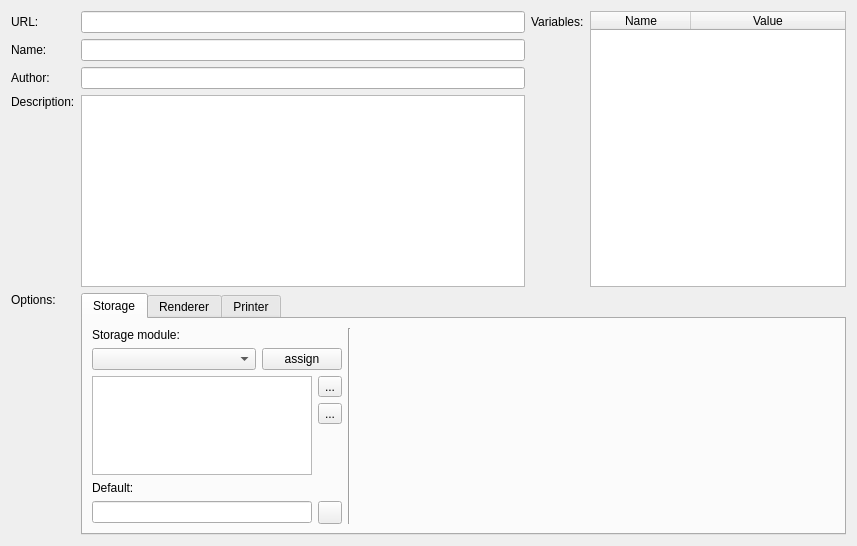
This is src/plugins/standard/designer_plugins/report_editor/reportproperties.ui in navrocky/CuteReport as Qt 5 draws it before an edit. The edited form follows.
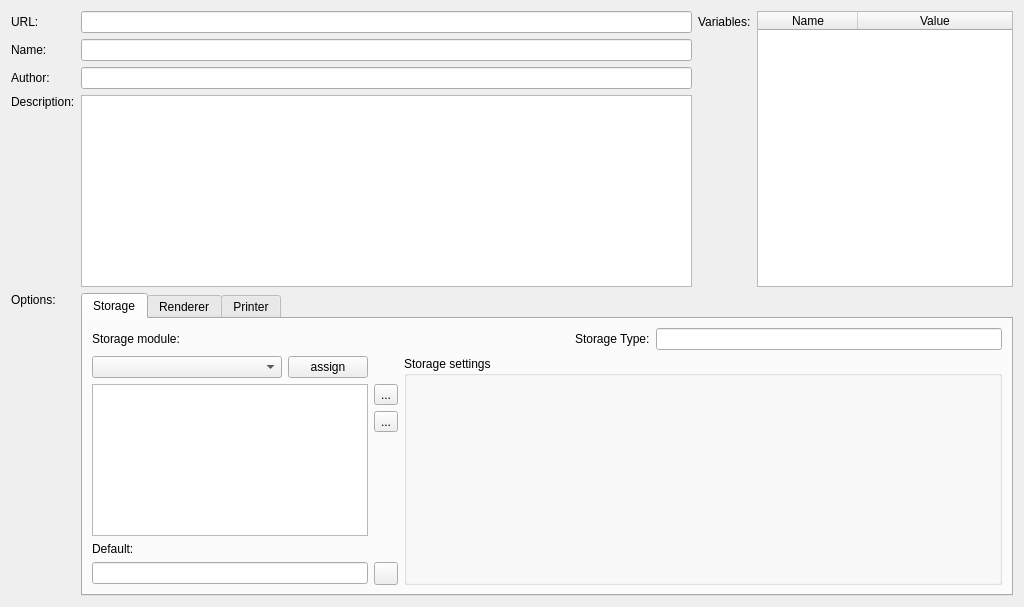
This is the edited form. Icons and pictures are not drawn.

What changed in the file:
```diff
--- a/src/plugins/standard/designer_plugins/report_editor/reportproperties.ui
+++ b/src/plugins/standard/designer_plugins/report_editor/reportproperties.ui
@@ -6,8 +6,8 @@
    <rect>
     <x>0</x>
     <y>0</y>
-    <width>857</width>
-    <height>546</height>
+    <width>1024</width>
+    <height>607</height>
    </rect>
   </property>
   <property name="windowTitle">
@@ -110,8 +110,58 @@
       <attribute name="title">
        <string>Storage</string>
       </attribute>
-      <layout class="QHBoxLayout" name="horizontalLayout">
-       <item>
+      <layout class="QGridLayout" name="gridLayout_8">
+       <item row="0" column="0" colspan="2">
+        <layout class="QHBoxLayout" name="horizontalLayout">
+         <item>
+          <widget class="QLabel" name="labelRendering_2">
+           <property name="sizePolicy">
+            <sizepolicy hsizetype="Maximum" vsizetype="Maximum">
+             <horstretch>0</horstretch>
+             <verstretch>0</verstretch>
+            </sizepolicy>
+           </property>
+           <property name="minimumSize">
+            <size>
+             <width>130</width>
+             <height>0</height>
+            </size>
+           </property>
+           <property name="text">
+            <string>Storage module:</string>
+           </property>
+          </widget>
+         </item>
+         <item>
+          <spacer name="horizontalSpacer_3">
+           <property name="orientation">
+            <enum>Qt::Horizontal</enum>
+           </property>
+           <property name="sizeHint" stdset="0">
+            <size>
+             <width>298</width>
+             <height>20</height>
+            </size>
+           </property>
+          </spacer>
+         </item>
+         <item>
+          <widget class="QLabel" name="label_10">
+           <property name="text">
+            <string>Storage Type:</string>
+           </property>
+          </widget>
+         </item>
+         <item>
+          <widget class="QLineEdit" name="storageType">
+           <property name="readOnly">
+            <bool>true</bool>
+           </property>
+          </widget>
+         </item>
+        </layout>
+       </item>
+       <item row="1" column="0">
         <widget class="QWidget" name="widget" native="true">
          <property name="sizePolicy">
           <sizepolicy hsizetype="Maximum" vsizetype="Preferred">
@@ -119,18 +169,6 @@
            <verstretch>0</verstretch>
           </sizepolicy>
          </property>
-         <property name="minimumSize">
-          <size>
-           <width>250</width>
-           <height>0</height>
-          </size>
-         </property>
-         <property name="maximumSize">
-          <size>
-           <width>250</width>
-           <height>16777215</height>
-          </size>
-         </property>
          <layout class="QGridLayout" name="gridLayout_4">
           <property name="leftMargin">
            <number>0</number>
@@ -144,20 +182,39 @@
           <property name="bottomMargin">
            <number>0</number>
           </property>
-          <item row="5" column="3" rowspan="2">
-           <spacer name="verticalSpacer_3">
-            <property name="orientation">
-             <enum>Qt::Vertical</enum>
+          <item row="0" column="0">
+           <widget class="QComboBox" name="storageModules">
+            <property name="sizePolicy">
+             <sizepolicy hsizetype="Preferred" vsizetype="Fixed">
+              <horstretch>0</horstretch>
+              <verstretch>0</verstretch>
+             </sizepolicy>
             </property>
-            <property name="sizeHint" stdset="0">
+            <property name="minimumSize">
              <size>
-              <width>20</width>
-              <height>40</height>
+              <width>190</width>
+              <height>0</height>
              </size>
             </property>
-           </spacer>
+            <property name="sizeAdjustPolicy">
+             <enum>QComboBox::AdjustToContents</enum>
+            </property>
+           </widget>
           </item>
-          <item row="3" column="0" rowspan="3" colspan="3">
+          <item row="0" column="1">
+           <widget class="QPushButton" name="assignStorage">
+            <property name="sizePolicy">
+             <sizepolicy hsizetype="Maximum" vsizetype="Fixed">
+              <horstretch>0</horstretch>
+              <verstretch>0</verstretch>
+             </sizepolicy>
+            </property>
+            <property name="text">
+             <string>assign</string>
+            </property>
+           </widget>
+          </item>
+          <item row="1" column="0" rowspan="3" colspan="2">
            <widget class="QTreeWidget" name="storageList">
             <property name="sizePolicy">
              <sizepolicy hsizetype="Preferred" vsizetype="Preferred">
@@ -184,20 +241,18 @@
             </column>
            </widget>
           </item>
-          <item row="6" column="0">
-           <widget class="QLabel" name="label_4">
-            <property name="sizePolicy">
-             <sizepolicy hsizetype="Preferred" vsizetype="Maximum">
-              <horstretch>0</horstretch>
-              <verstretch>0</verstretch>
-             </sizepolicy>
-            </property>
+          <item row="1" column="2">
+           <widget class="QToolButton" name="bDefaultStorage">
             <property name="text">
-             <string>Default:</string>
+             <string>...</string>
+            </property>
+            <property name="icon">
+             <iconset resource="../script_editor/script_editor.qrc">
+              <normaloff>:/images/validate.png</normaloff>:/images/validate.png</iconset>
             </property>
            </widget>
           </item>
-          <item row="4" column="3">
+          <item row="2" column="2">
            <widget class="QToolButton" name="bDeleteStorage">
             <property name="text">
              <string>...</string>
@@ -208,37 +263,33 @@
             </property>
            </widget>
           </item>
-          <item row="0" column="0">
-           <widget class="QLabel" name="labelRendering_2">
+          <item row="3" column="2" rowspan="2">
+           <spacer name="verticalSpacer_3">
+            <property name="orientation">
+             <enum>Qt::Vertical</enum>
+            </property>
+            <property name="sizeHint" stdset="0">
+             <size>
+              <width>20</width>
+              <height>107</height>
+             </size>
+            </property>
+           </spacer>
+          </item>
+          <item row="4" column="0">
+           <widget class="QLabel" name="label_4">
             <property name="sizePolicy">
-             <sizepolicy hsizetype="Maximum" vsizetype="Maximum">
+             <sizepolicy hsizetype="Preferred" vsizetype="Maximum">
               <horstretch>0</horstretch>
               <verstretch>0</verstretch>
              </sizepolicy>
             </property>
-            <property name="minimumSize">
-             <size>
-              <width>130</width>
-              <height>0</height>
-             </size>
-            </property>
             <property name="text">
-             <string>Storage module:</string>
+             <string>Default:</string>
             </property>
            </widget>
           </item>
-          <item row="3" column="3">
-           <widget class="QToolButton" name="bDefaultStorage">
-            <property name="text">
-             <string>...</string>
-            </property>
-            <property name="icon">
-             <iconset resource="../script_editor/script_editor.qrc">
-              <normaloff>:/images/validate.png</normaloff>:/images/validate.png</iconset>
-            </property>
-           </widget>
-          </item>
-          <item row="7" column="3">
+          <item row="5" column="2">
            <widget class="QToolButton" name="bResetDefaultStorage">
             <property name="text">
              <string/>
@@ -249,7 +300,7 @@
             </property>
            </widget>
           </item>
-          <item row="7" column="0" colspan="3">
+          <item row="5" column="0" colspan="2">
            <widget class="QLineEdit" name="leDefaultStorage">
             <property name="sizePolicy">
              <sizepolicy hsizetype="Preferred" vsizetype="Fixed">
@@ -262,61 +313,45 @@
             </property>
            </widget>
           </item>
-          <item row="1" column="0" colspan="2">
-           <widget class="QComboBox" name="storageModules">
-            <property name="sizePolicy">
-             <sizepolicy hsizetype="Preferred" vsizetype="Fixed">
-              <horstretch>0</horstretch>
-              <verstretch>0</verstretch>
-             </sizepolicy>
-            </property>
-           </widget>
-          </item>
-          <item row="1" column="2" colspan="2">
-           <widget class="QPushButton" name="assignStorage">
-            <property name="sizePolicy">
-             <sizepolicy hsizetype="Maximum" vsizetype="Fixed">
-              <horstretch>0</horstretch>
-              <verstretch>0</verstretch>
-             </sizepolicy>
-            </property>
-            <property name="text">
-             <string>assign</string>
-            </property>
-           </widget>
-          </item>
          </layout>
         </widget>
        </item>
-       <item>
-        <widget class="Line" name="line">
-         <property name="orientation">
-          <enum>Qt::Vertical</enum>
+       <item row="1" column="1">
+        <widget class="QGroupBox" name="groupBox">
+         <property name="sizePolicy">
+          <sizepolicy hsizetype="Preferred" vsizetype="Preferred">
+           <horstretch>0</horstretch>
+           <verstretch>0</verstretch>
+          </sizepolicy>
          </property>
-        </widget>
-       </item>
-       <item>
-        <layout class="QVBoxLayout" name="storageHelperLayout">
-         <property name="sizeConstraint">
-          <enum>QLayout::SetMaximumSize</enum>
+         <property name="title">
+          <string>Storage settings</string>
          </property>
-        </layout>
-       </item>
-       <item>
-        <spacer name="storageHSpacer">
-         <property name="orientation">
-          <enum>Qt::Horizontal</enum>
-         </property>
-         <property name="sizeType">
-          <enum>QSizePolicy::MinimumExpanding</enum>
-         </property>
-         <property name="sizeHint" stdset="0">
-          <size>
-           <width>0</width>
-           <height>0</height>
-          </size>
-         </property>
-        </spacer>
+         <layout class="QGridLayout" name="gridLayout_7">
+          <property name="leftMargin">
+           <number>0</number>
+          </property>
+          <property name="topMargin">
+           <number>0</number>
+          </property>
+          <property name="rightMargin">
+           <number>0</number>
+          </property>
+          <property name="bottomMargin">
+           <number>0</number>
+          </property>
+          <property name="spacing">
+           <number>6</number>
+          </property>
+          <item row="0" column="0">
+           <layout class="QVBoxLayout" name="storageHelperLayout">
+            <property name="sizeConstraint">
+             <enum>QLayout::SetMaximumSize</enum>
+            </property>
+           </layout>
+          </item>
+         </layout>
+        </widget>
        </item>
       </layout>
      </widget>
```
Left out of the diff: 2 changed lines with no effect on the pictures.
